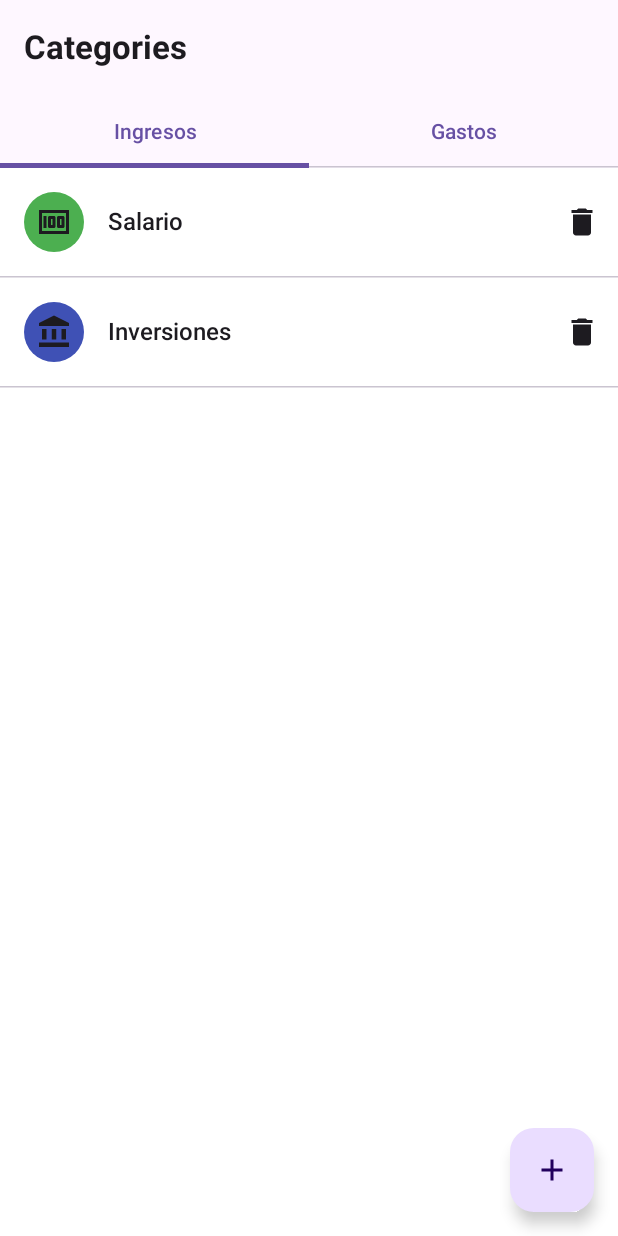
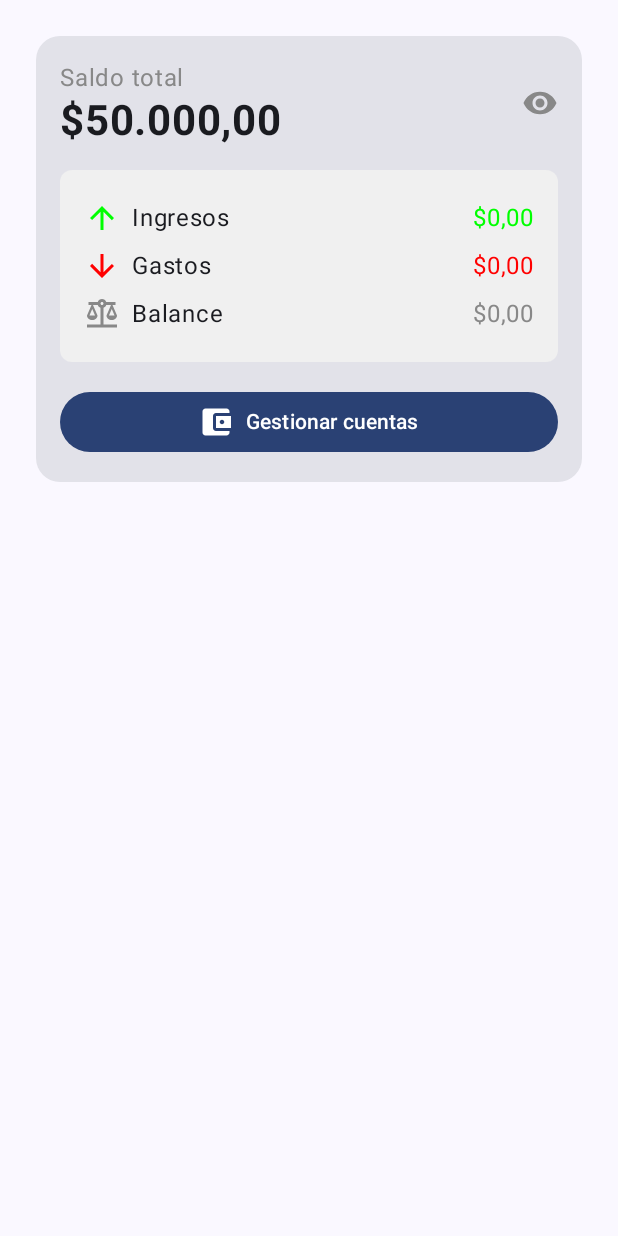
Before and after one commit to ing-fabiansuarez/GuardaditoApp, an Android app built with Jetpack Compose: the screen it shows after launch (MainActivity), on a phone screen of 412 x 824 dp. Run offline under Robolectric (Android 15) with nearby library versions, the phone set to English and light mode, and no system bars.

Commit message:
Se agrego las pantallas del categories

```diff
--- a/app/build.gradle.kts
+++ b/app/build.gradle.kts
@@ -58,4 +58,7 @@ dependencies {
     androidTestImplementation(libs.androidx.ui.test.junit4)
     debugImplementation(libs.androidx.ui.tooling)
     debugImplementation(libs.androidx.ui.test.manifest)
+
+    implementation(libs.retrofit)
+    implementation(libs.converter.gson)
 }
--- /dev/null
+++ b/app/src/main/java/software/mys/guardaditoapp/ui/screen/HomeScreen.kt
@@ -0,0 +1,140 @@
+package software.mys.guardaditoapp.ui.screen
+
+import androidx.compose.foundation.background
+import androidx.compose.foundation.layout.Arrangement
+import androidx.compose.foundation.layout.Column
+import androidx.compose.foundation.layout.Row
+import androidx.compose.foundation.layout.Spacer
+import androidx.compose.foundation.layout.fillMaxSize
+import androidx.compose.foundation.layout.fillMaxWidth
+import androidx.compose.foundation.layout.height
+import androidx.compose.foundation.layout.padding
+import androidx.compose.foundation.layout.width
+import androidx.compose.foundation.shape.RoundedCornerShape
+import androidx.compose.material.icons.Icons
+import androidx.compose.material.icons.filled.AccountBalanceWallet
+import androidx.compose.material.icons.filled.ArrowDownward
+import androidx.compose.material.icons.filled.ArrowUpward
+import androidx.compose.material.icons.filled.Balance
+import androidx.compose.material.icons.filled.Visibility
+import androidx.compose.material3.Button
+import androidx.compose.material3.Card
+import androidx.compose.material3.ExperimentalMaterial3Api
+import androidx.compose.material3.Icon
+import androidx.compose.material3.Scaffold
+import androidx.compose.material3.Text
+import androidx.compose.runtime.Composable
+import androidx.compose.ui.Alignment
+import androidx.compose.ui.Modifier
+import androidx.compose.ui.graphics.Color
+import androidx.compose.ui.graphics.vector.ImageVector
+import androidx.compose.ui.text.font.FontWeight
+import androidx.compose.ui.unit.dp
+import androidx.compose.ui.unit.sp
+import software.mys.guardaditoapp.ui.theme.GuardaditoAppTheme
+
+
+@Composable
+fun HomeScreen() {
+    GuardaditoAppTheme {
+        Scaffold(modifier = Modifier.fillMaxSize(),
+            topBar = {
+                TopBar()
+            }
+        ) { innerPadding ->
+            Column(
+                modifier = Modifier
+                    .padding(innerPadding)
+                    .padding(8.dp)
+            ) {
+                BalanceCard()
+            }
+        }
+    }
+}
+
+
+@OptIn(ExperimentalMaterial3Api::class)
+@Composable
+fun TopBar() {
+
+}
+
+@OptIn(ExperimentalMaterial3Api::class)
+@Composable
+fun BalanceCard() {
+    Card(
+        modifier = Modifier
+            .padding(16.dp)
+            .fillMaxWidth(),
+        shape = RoundedCornerShape(16.dp)
+    ) {
+        Column(modifier = Modifier.padding(16.dp)) {
+            Row(
+                modifier = Modifier.fillMaxWidth(),
+                horizontalArrangement = Arrangement.SpaceBetween,
+                verticalAlignment = Alignment.CenterVertically
+            ) {
+                Column {
+                    Text("Saldo total", color = Color.Gray)
+                    Text("$50.000,00", fontSize = 28.sp, fontWeight = FontWeight.Bold)
+                }
+                Icon(Icons.Filled.Visibility, contentDescription = null, tint = Color.Gray)
+            }
+            Spacer(modifier = Modifier.height(16.dp))
+            Column(
+                modifier = Modifier
+                    .background(Color(0xFFF0F0F0), shape = RoundedCornerShape(8.dp))
+                    .padding(16.dp)
+            ) {
+                BalanceItem(
+                    icon = Icons.Default.ArrowUpward,
+                    label = "Ingresos",
+                    amount = "$0,00",
+                    color = Color.Green
+                )
+                BalanceItem(
+                    icon = Icons.Default.ArrowDownward,
+                    label = "Gastos",
+                    amount = "$0,00",
+                    color = Color.Red
+                )
+                BalanceItem(
+                    icon = Icons.Default.Balance,
+                    label = "Balance",
+                    amount = "$0,00",
+                    color = Color.Gray
+                )
+            }
+            Spacer(modifier = Modifier.height(16.dp))
+            Button(
+                onClick = { /*TODO*/ },
+                modifier = Modifier.fillMaxWidth(),
+                shape = RoundedCornerShape(50)
+            ) {
+                Icon(Icons.Filled.AccountBalanceWallet, contentDescription = null)
+                Spacer(modifier = Modifier.width(8.dp))
+                Text("Gestionar cuentas")
+            }
+        }
+    }
+}
+
+@OptIn(ExperimentalMaterial3Api::class)
+@Composable
+fun BalanceItem(icon: ImageVector, label: String, amount: String, color: Color) {
+    Row(
+        modifier = Modifier
+            .fillMaxWidth()
+            .padding(vertical = 4.dp),
+        horizontalArrangement = Arrangement.SpaceBetween,
+        verticalAlignment = Alignment.CenterVertically
+    ) {
+        Row(verticalAlignment = Alignment.CenterVertically) {
+            Icon(icon, contentDescription = null, tint = color)
+            Spacer(modifier = Modifier.width(8.dp))
+            Text(label)
+        }
+        Text(amount, color = color)
+    }
+}
--- a/gradle/libs.versions.toml
+++ b/gradle/libs.versions.toml
@@ -1,5 +1,6 @@
 [versions]
 agp = "8.7.3"
+converterGson = "2.9.0"
 kotlin = "2.0.0"
 coreKtx = "1.15.0"
 junit = "4.13.2"
@@ -13,6 +14,7 @@ materialIconsExtended = "1.7.8"
 [libraries]
 androidx-core-ktx = { group = "androidx.core", name = "core-ktx", version.ref = "coreKtx" }
 androidx-material-icons-extended = { module = "androidx.compose.material:material-icons-extended", version.ref = "materialIconsExtended" }
+converter-gson = { module = "com.squareup.retrofit2:converter-gson", version.ref = "converterGson" }
 junit = { group = "junit", name = "junit", version.ref = "junit" }
 androidx-junit = { group = "androidx.test.ext", name = "junit", version.ref = "junitVersion" }
 androidx-espresso-core = { group = "androidx.test.espresso", name = "espresso-core", version.ref = "espressoCore" }
@@ -26,6 +28,7 @@ androidx-ui-tooling-preview = { group = "androidx.compose.ui", name = "ui-toolin
 androidx-ui-test-manifest = { group = "androidx.compose.ui", name = "ui-test-manifest" }
 androidx-ui-test-junit4 = { group = "androidx.compose.ui", name = "ui-test-junit4" }
 androidx-material3 = { group = "androidx.compose.material3", name = "material3" }
+retrofit = { module = "com.squareup.retrofit2:retrofit", version.ref = "converterGson" }
 
 [plugins]
 android-application = { id = "com.android.application", version.ref = "agp" }
```
Also changed, not shown: app/src/main/java/software/mys/guardaditoapp/MainActivity.kt (+4 -152 lines), app/src/main/java/software/mys/guardaditoapp/data/network/MyApi.kt (added, +24 -0 lines), app/src/main/java/software/mys/guardaditoapp/ui/screen/CategoryScreen.kt (+91 -58 lines), app/src/main/java/software/mys/guardaditoapp/ui/viewmodel/CategoryViewModel.kt (added, +83 -0 lines).
